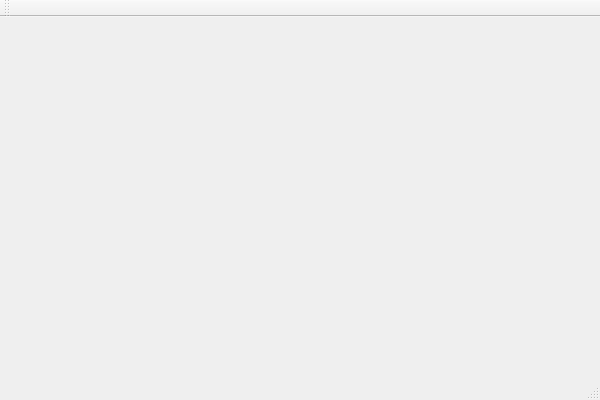
The window that PandaRC/PandaRC.ui (radtek/PandaRC) describes before a commit, drawn with Qt 5.
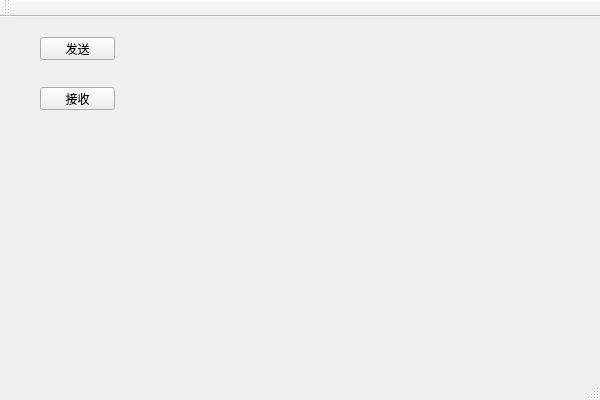
The same window after the commit.

Diff of the .ui file:
```diff
--- a/PandaRC/PandaRC.ui
+++ b/PandaRC/PandaRC.ui
@@ -13,7 +13,34 @@
   <property name="windowTitle">
    <string>PandaRC</string>
   </property>
-  <widget class="QWidget" name="centralWidget"/>
+  <widget class="QWidget" name="centralWidget">
+   <widget class="QPushButton" name="btnSend">
+    <property name="geometry">
+     <rect>
+      <x>40</x>
+      <y>20</y>
+      <width>75</width>
+      <height>23</height>
+     </rect>
+    </property>
+    <property name="text">
+     <string>发送</string>
+    </property>
+   </widget>
+   <widget class="QPushButton" name="btnRecv">
+    <property name="geometry">
+     <rect>
+      <x>40</x>
+      <y>70</y>
+      <width>75</width>
+      <height>23</height>
+     </rect>
+    </property>
+    <property name="text">
+     <string>接收</string>
+    </property>
+   </widget>
+  </widget>
   <widget class="QMenuBar" name="menuBar">
    <property name="geometry">
     <rect>
```
Left out of the diff: 22 changed lines with no effect on the pictures.
